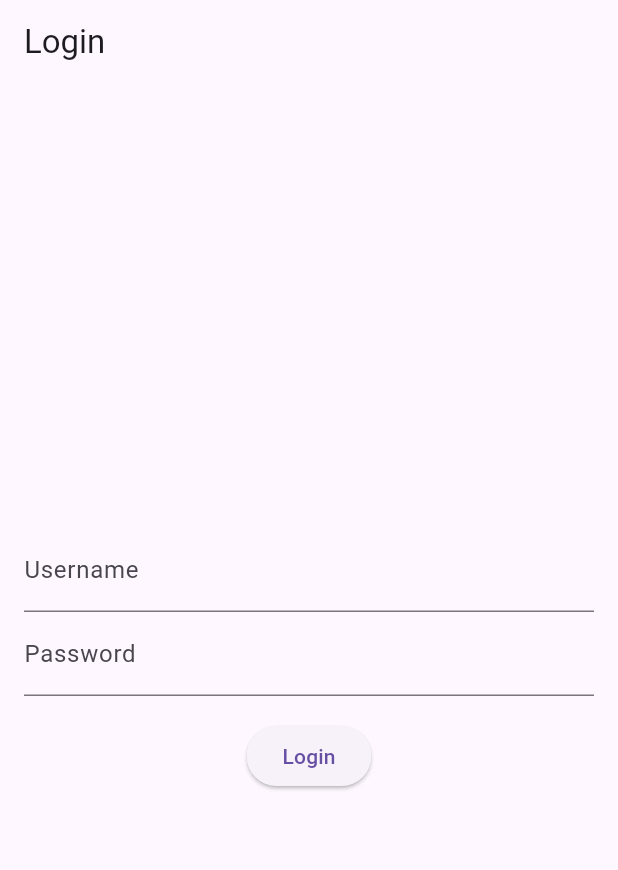
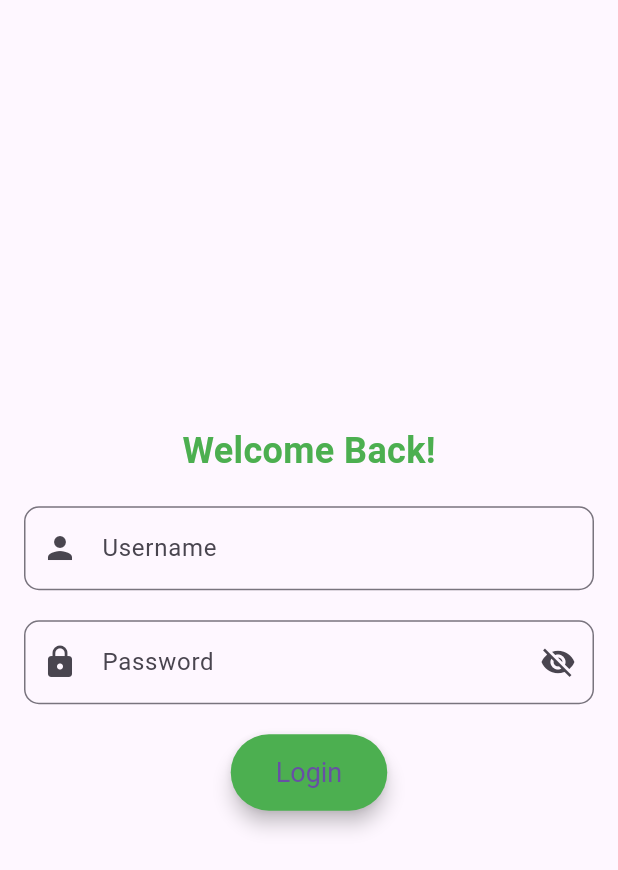
Before and after one commit to nofil-zahid/restaurant_management_system, a Flutter app: the screen it shows after launch, on a phone screen of 412 x 824 dp. Shown: the top 870 px of the screen. Run offline on Flutter 3.47's test engine with Material 3 defaults, Android fonts, the light colour scheme and no system bars; our stand-ins replace cloud_firestore, firebase_core, firebase_storage, flutter_spinkit, image_picker, shared_preferences; accounts and stored records are empty; generated files the repository leaves out were written again.

Commit message:
done commit

```diff
--- a/lib/screen/Login.dart
+++ b/lib/screen/Login.dart
@@ -12,6 +12,7 @@ class LoginScreen extends StatefulWidget {
 class _LoginScreenState extends State<LoginScreen> {
   final TextEditingController _usernameController = TextEditingController();
   final TextEditingController _passwordController = TextEditingController();
+  bool isPasswordVisible = false;
 
   Map<String, String> admin = {};
   Map<String, String> manager = {};
@@ -102,7 +103,10 @@ class _LoginScreenState extends State<LoginScreen> {
   @override
   Widget build(BuildContext context) {
     return Scaffold(
-      appBar: AppBar(title: const Text('Login')),
+      // appBar: AppBar(
+      //   title: const Text('Login'),
+      //   backgroundColor: Colors.green,
+      // ),
       body: FutureBuilder(
         future: _initFuture,
         builder: (context, snapshot) {
@@ -116,18 +120,61 @@ class _LoginScreenState extends State<LoginScreen> {
               child: Column(
                 mainAxisAlignment: MainAxisAlignment.center,
                 children: [
+                  const Text(
+                    'Welcome Back!',
+                    style: TextStyle(
+                      fontSize: 24,
+                      fontWeight: FontWeight.bold,
+                      color: Colors.green,
+                    ),
+                  ),
+                  const SizedBox(height: 20),
                   TextField(
                     controller: _usernameController,
-                    decoration: const InputDecoration(labelText: 'Username'),
+                    decoration: InputDecoration(
+                      labelText: 'Username',
+                      border: OutlineInputBorder(
+                        borderRadius: BorderRadius.circular(10.0),
+                      ),
+                      prefixIcon: const Icon(Icons.person),
+                    ),
                   ),
+                  const SizedBox(height: 20),
                   TextField(
                     controller: _passwordController,
-                    decoration: const InputDecoration(labelText: 'Password'),
-                    obscureText: true,
+                    obscureText: !isPasswordVisible,
+                    decoration: InputDecoration(
+                      labelText: 'Password',
+                      border: OutlineInputBorder(
+                        borderRadius: BorderRadius.circular(10.0),
+                      ),
+                      prefixIcon: const Icon(Icons.lock),
+                      suffixIcon: IconButton(
+                        icon: Icon(
+                          isPasswordVisible
+                              ? Icons.visibility
+                              : Icons.visibility_off,
+                        ),
+                        onPressed: () {
+                          setState(() {
+                            isPasswordVisible = !isPasswordVisible;
+                          });
+                        },
+                      ),
+                    ),
                   ),
-                  const SizedBox(height: 16.0),
+                  const SizedBox(height: 20),
                   ElevatedButton(
                     onPressed: _login,
+                    style: ElevatedButton.styleFrom(
+                      padding: const EdgeInsets.symmetric(vertical: 15, horizontal: 30),
+                      backgroundColor: Colors.green,
+                      shape: RoundedRectangleBorder(
+                        borderRadius: BorderRadius.circular(30.0),
+                      ),
+                      elevation: 5,
+                      textStyle: const TextStyle(fontSize: 18),
+                    ),
                     child: const Text('Login'),
                   ),
                 ],
```
